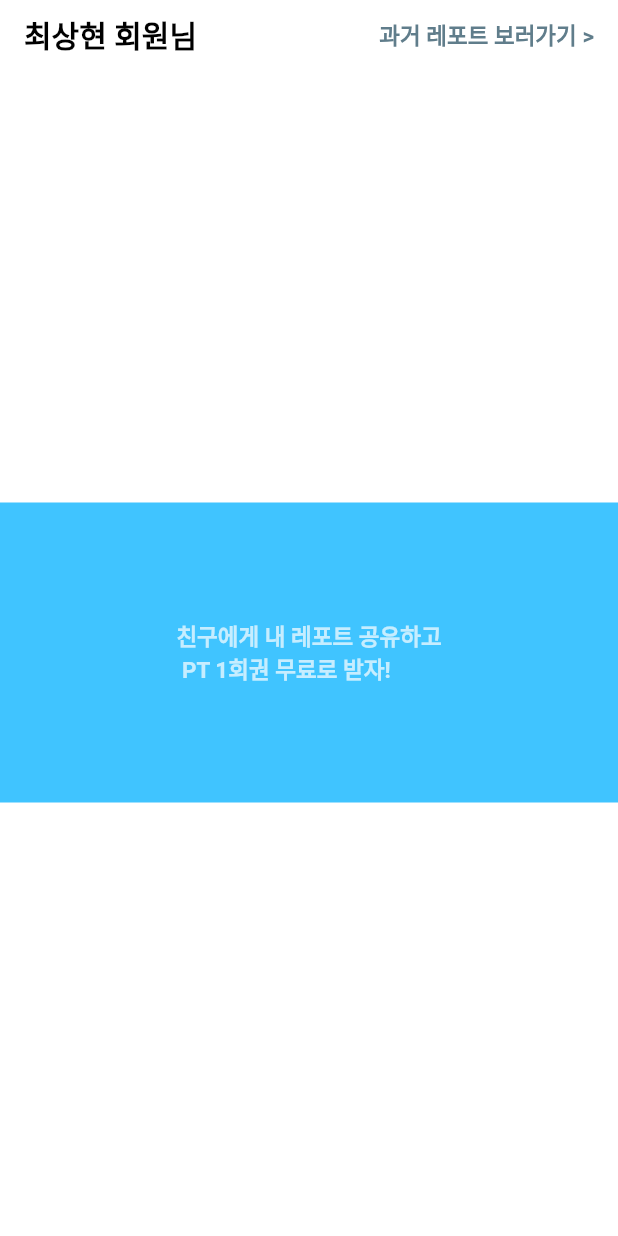
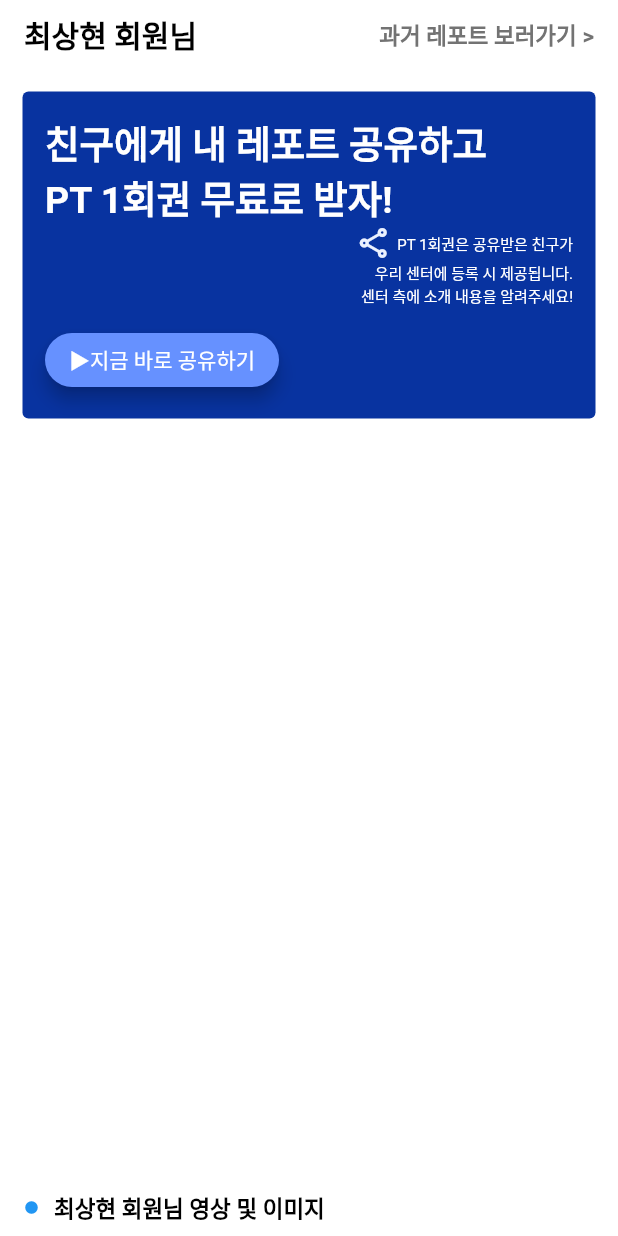
Before and after one commit to pie-sfac/2Team-Pain-Catchers, a Flutter app: the ReportPage screen opened directly, on a phone screen of 412 x 824 dp. Run offline on Flutter 3.47's test engine with Material 2 defaults, Android fonts, the phone set to English and light mode, and no system bars; our stand-ins replace camera, dio, flutter_riverpod, freezed_annotation, go_router, hive_flutter and 5 more; missing offline and left inert: flutter_ffmpeg, google_ml_kit, google_mlkit_commons, google_mlkit_pose_detection; accounts and stored records are empty; generated files the repository leaves out were written again.

Commit message:
add reportpage

```diff
--- a/catchmypain/lib/view/page/report_page.dart
+++ b/catchmypain/lib/view/page/report_page.dart
@@ -1,8 +1,7 @@
 import 'package:flutter/material.dart';
 
 class ReportPage extends StatelessWidget {
-  const ReportPage({Key? key})
-      : super(key: key); // Corrected the key constructor
+  const ReportPage({Key? key}) : super(key: key);
 
   @override
   Widget build(BuildContext context) {
@@ -33,7 +32,7 @@ class ReportPage extends StatelessWidget {
                   child: const Text(
                     "과거 레포트 보러가기 >",
                     style: TextStyle(
-                      color: Colors.blueGrey,
+                      color: Color.fromRGBO(115, 115, 115, 1),
                       fontSize: 15,
                       fontWeight: FontWeight.bold,
                     ),
@@ -43,23 +42,119 @@ class ReportPage extends StatelessWidget {
             ),
           ),
           Expanded(
-            child: Center(
+            child: SingleChildScrollView(
               child: Container(
-                width: 600,
-                height: 200,
-                decoration: const BoxDecoration(
-                  color: Colors.lightBlueAccent,
+                padding: const EdgeInsets.all(15),
+                decoration: BoxDecoration(
+                  color: const Color.fromRGBO(255, 255, 255, 1),
+                  borderRadius: BorderRadius.circular(4),
                 ),
-                child: const Center(
-                  child: Text('친구에게 내 레포트 공유하고\n PT 1회권 무료로 받자!',
-                      style: TextStyle(
-                        color: Colors.white70,
-                        fontSize: 15,
-                        fontWeight: FontWeight.bold,
-                      ),
-                      textAlign: TextAlign.left),
+                child: Center(
+                  child: Container(
+                    width: double.infinity,
+                    padding: const EdgeInsets.all(15),
+                    decoration: BoxDecoration(
+                      color: const Color.fromRGBO(8, 51, 160, 1),
+                      borderRadius: BorderRadius.circular(4),
+                    ),
+                    child: Column(
+                      mainAxisAlignment: MainAxisAlignment.start,
+                      crossAxisAlignment: CrossAxisAlignment.start,
+                      mainAxisSize: MainAxisSize.min,
+                      children: [
+                        const Text(
+                          "친구에게 내 레포트 공유하고",
+                          style: TextStyle(
+                            color: Colors.white,
+                            fontSize: 25,
+                            fontWeight: FontWeight.bold,
+                          ),
+                        ),
+                        const Text(
+                          "PT 1회권 무료로 받자!",
+                          style: TextStyle(
+                            color: Colors.white,
+                            fontSize: 25,
+                            fontWeight: FontWeight.bold,
+                          ),
+                        ),
+                        const Align(
+                          alignment: Alignment.centerRight,
+                          child: Column(
+                            crossAxisAlignment:
+                                CrossAxisAlignment.end, // 오른쪽 정렬
+                            children: [
+                              Row(
+                                mainAxisAlignment: MainAxisAlignment.end,
+                                children: [
+                                  Icon(Icons.share_outlined,
+                                      color: Color.fromRGBO(235, 241, 255, 1)),
+                                  SizedBox(width: 4),
+                                  Text(
+                                    "PT 1회권은 공유받은 친구가",
+                                    style: TextStyle(
+                                      color: Colors.white,
+                                      fontSize: 10,
+                                    ),
+                                  ),
+                                ],
+                              ),
+                              Text(
+                                "우리 센터에 등록 시 제공됩니다.",
+                                style: TextStyle(
+                                  color: Colors.white,
+                                  fontSize: 10,
+                                ),
+                              ),
+                              Text(
+                                "센터 측에 소개 내용을 알려주세요!",
+                                style: TextStyle(
+                                  color: Colors.white,
+                                  fontSize: 10,
+                                ),
+                              ),
+                            ],
+                          ),
+                        ),
+                        const SizedBox(height: 12),
+                        ElevatedButton(
+                          style: ElevatedButton.styleFrom(
+                            foregroundColor: Colors.white,
+                            backgroundColor:
+                                const Color.fromRGBO(102, 145, 255, 1),
+                            shape: RoundedRectangleBorder(
+                              borderRadius: BorderRadius.circular(20),
+                            ),
+                            elevation: 5,
+                          ),
+                          onPressed: () {},
+                          child: const Text("▶지금 바로 공유하기"),
+                        ),
+                      ],
+                    ),
+                  ),
                 ),
               ),
+            ),
+          ),
+          const Padding(
+            padding: EdgeInsets.symmetric(horizontal: 16.0, vertical: 8.0),
+            child: Row(
+              mainAxisAlignment: MainAxisAlignment.start,
+              children: [
+                Icon(Icons.circle, color: Colors.blue, size: 10),
+                SizedBox(width: 10),
+                Expanded(
+                  child: Text(
+                    '최상현 회원님 영상 및 이미지',
+                    style: TextStyle(
+                      color: Colors.black,
+                      fontSize: 15,
+                      fontWeight: FontWeight.bold,
+                    ),
+                  ),
+                ),
+              ],
             ),
           ),
         ],
@@ -68,7 +163,6 @@ class ReportPage extends StatelessWidget {
   }
 }
 
-// A placeholder new page to demonstrate the navigation
 class NewPage extends StatelessWidget {
   @override
   Widget build(BuildContext context) {
```
